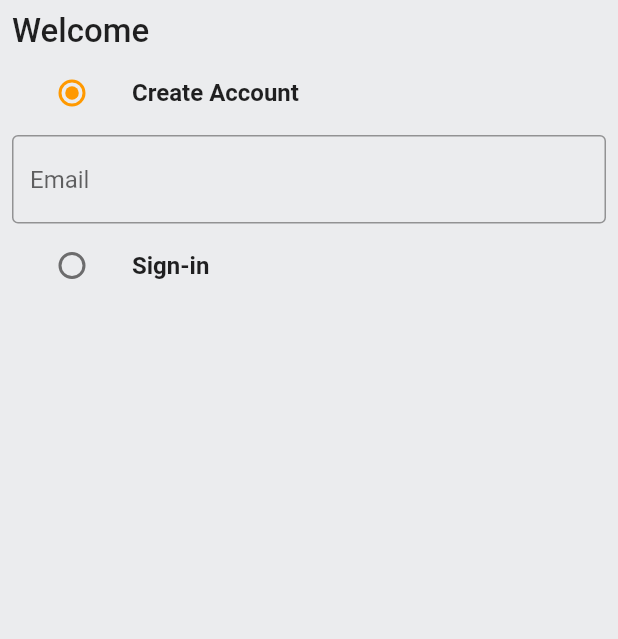
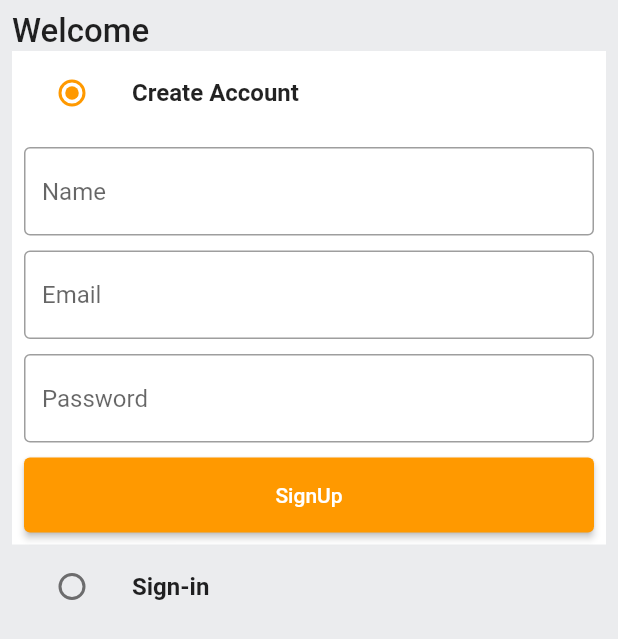
Before and after one commit to vishalyadav28/amazon-clone, a Flutter app: the screen it shows after launch, on a phone screen of 412 x 824 dp. Shown: the top 639 px of the screen. Run offline on Flutter 3.47's test engine with Material 2 defaults, Android fonts, the phone set to English and light mode, and no system bars.

Commit message:
code day#2 completed auth screen

```diff
--- /dev/null
+++ b/amazon_clone/lib/common/widgets/custom_button.dart
@@ -0,0 +1,21 @@
+import 'package:flutter/material.dart';
+
+class CustomButton extends StatelessWidget {
+  final String text;
+  final VoidCallback onTap;
+  const CustomButton({
+    Key? key,
+    required this.text,
+    required this.onTap,
+  }) : super(key: key);
+
+  @override
+  Widget build(BuildContext context) {
+    return ElevatedButton(
+      onPressed: onTap,
+      style: ElevatedButton.styleFrom(
+          minimumSize: const Size(double.infinity, 50)),
+      child: Text(text),
+    );
+  }
+}
--- a/amazon_clone/lib/features/auth/screens/auth_screen.dart
+++ b/amazon_clone/lib/features/auth/screens/auth_screen.dart
@@ -1,6 +1,7 @@
 import 'package:amazon_clone/common/widgets/custom_textfield.dart';
 import 'package:amazon_clone/constants/global_variables.dart';
 import 'package:flutter/material.dart';
+import 'package:amazon_clone/common/widgets/custom_button.dart';
 
 // enum
 
@@ -19,7 +20,7 @@ class _AuthScreenState extends State<AuthScreen> {
   Auth _auth = Auth.signup;
 
   final _signUpFormKey = GlobalKey<FormState>();
-  // final _signInFormKey = GlobalKey<FormState>();
+  final _signInFormKey = GlobalKey<FormState>();
 
   // controllers
 
@@ -39,6 +40,7 @@ class _AuthScreenState extends State<AuthScreen> {
   @override
   Widget build(BuildContext context) {
     return Scaffold(
+      resizeToAvoidBottomInset: false,
       backgroundColor: GlobalVariables.greyBackgroundCOlor,
       body: SafeArea(
           child: Padding(
@@ -51,6 +53,9 @@ class _AuthScreenState extends State<AuthScreen> {
               style: TextStyle(fontSize: 22, fontWeight: FontWeight.w500),
             ),
             ListTile(
+              tileColor: _auth == Auth.signup
+                  ? GlobalVariables.backgroundColor
+                  : GlobalVariables.greyBackgroundCOlor,
               title: const Text(
                 'Create Account',
                 style: TextStyle(fontWeight: FontWeight.bold),
@@ -67,18 +72,41 @@ class _AuthScreenState extends State<AuthScreen> {
               ),
             ),
             if (_auth == Auth.signup)
-              Form(
+              Container(
+                padding: const EdgeInsets.all(8),
+                color: GlobalVariables.backgroundColor,
+                child: Form(
                   key: _signUpFormKey,
                   child: Column(
                     children: [
                       CustomTextField(
+                        controller: _nameController,
+                        hintText: 'Name',
+                      ),const SizedBox(
+                        height: 10,
+                      ),
+                      CustomTextField(
                         controller: _emailController,
                         hintText: 'Email',
+                      ),const SizedBox(
+                        height: 10,
                       ),
+                      CustomTextField(
+                        controller: _passwordController,
+                        hintText: 'Password',
+                      ),
+                      const SizedBox(
+                        height: 10,
+                      ),
+                      CustomButton(text: 'SignUp', onTap: () {})
                     ],
                   ),
                 ),
+              ),
             ListTile(
+              tileColor: _auth == Auth.signin
+                  ? GlobalVariables.backgroundColor
+                  : GlobalVariables.greyBackgroundCOlor,
               title: const Text(
                 'Sign-in',
                 style: TextStyle(fontWeight: FontWeight.bold),
@@ -94,6 +122,32 @@ class _AuthScreenState extends State<AuthScreen> {
                 },
               ),
             ),
+            if (_auth == Auth.signin)
+            Container(
+                padding: const EdgeInsets.all(8),
+                color: GlobalVariables.backgroundColor,
+                child: Form(
+                  key: _signInFormKey,
+                  child: Column(
+                    children: [
+                      CustomTextField(
+                        controller: _emailController,
+                        hintText: 'Email',
+                      ),const SizedBox(
+                        height: 10,
+                      ),
+                      CustomTextField(
+                        controller: _passwordController,
+                        hintText: 'Password',
+                      ),
+                      const SizedBox(
+                        height: 10,
+                      ),
+                      CustomButton(text: 'Signin', onTap: () {})
+                    ],
+                  ),
+                ),
+              ),
           ],
         ),
       )),
```
Lines whose indentation alone changed are shown as unchanged.
